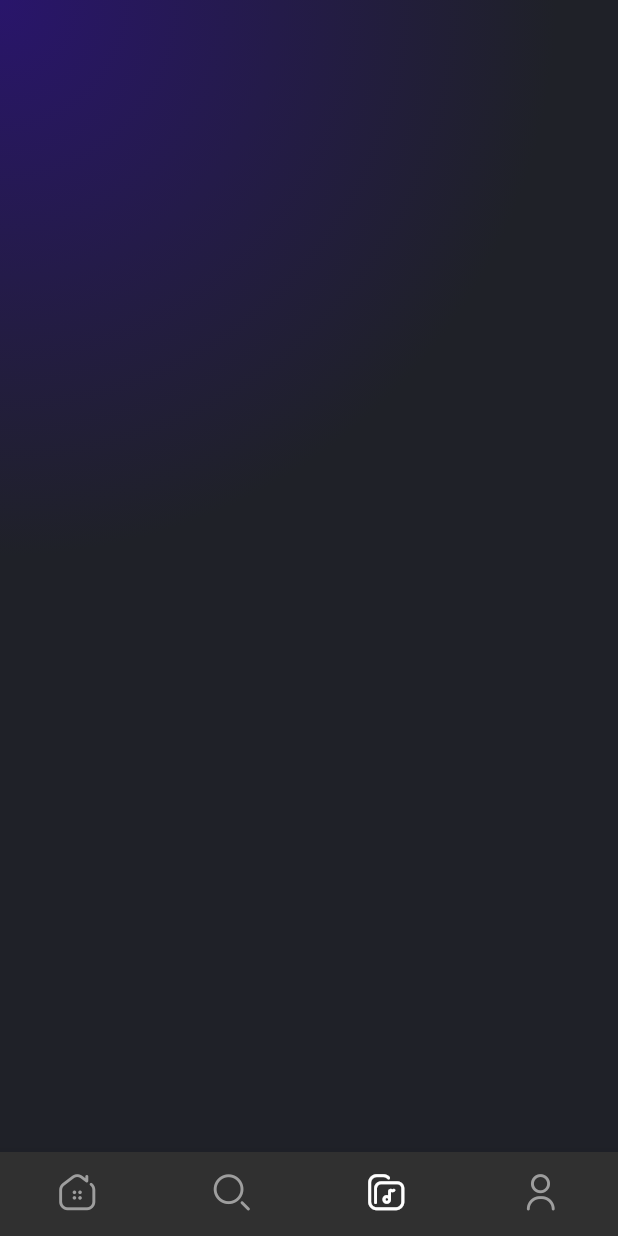
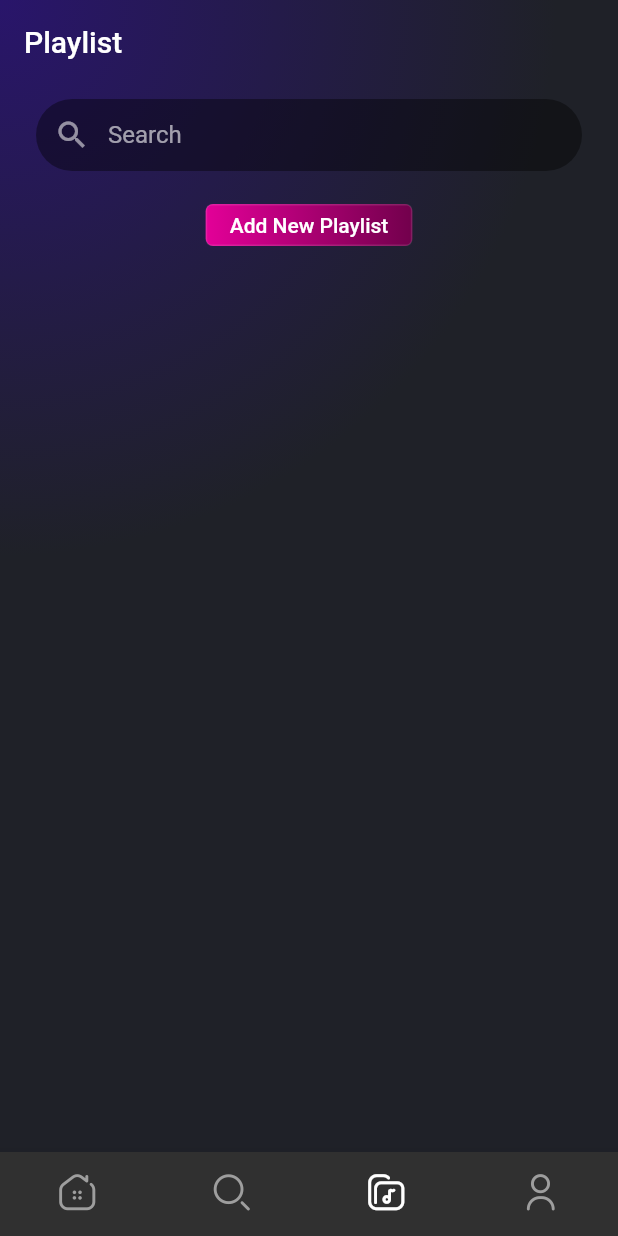
Before and after one commit to NavidAG/Flutter_music_player, a Flutter app: the screen it shows after launch, item 3 of the bottom bar chosen, on a phone screen of 412 x 824 dp. Run offline on Flutter 3.47's test engine with Material 2 defaults, Android fonts, the phone set to English and light mode, and no system bars; our stand-ins replace flutter_svg.

Commit message:
playlist page created

```diff
--- a/musicplayer/lib/screens/home.dart
+++ b/musicplayer/lib/screens/home.dart
@@ -1,6 +1,7 @@
 import 'package:flutter/material.dart';
 import 'package:musicplayer/screens/tabs/Search_tab.dart';
 import 'package:musicplayer/screens/tabs/explore_tab.dart';
+import 'package:musicplayer/screens/tabs/playlist_page.dart';
 import 'package:musicplayer/screens/tabs/profile_tab.dart';
 import 'package:musicplayer/socicon_icons.dart';
 
@@ -67,7 +68,7 @@ class _HomeState extends State<Home> {
   _body() {
     if (_currentIndex == 0) return ExploreTab();
     if (_currentIndex == 1) return SearchTab();
-    if (_currentIndex == 2) return Container();
+    if (_currentIndex == 2) return PlaylistPage();
     if (_currentIndex == 3) return ProfileTab();
   }
 }
--- /dev/null
+++ b/musicplayer/lib/screens/tabs/playlist_page.dart
@@ -0,0 +1,67 @@
+import 'package:flutter/material.dart';
+import 'package:musicplayer/widgets/magenta_button.dart';
+
+class PlaylistPage extends StatefulWidget {
+  const PlaylistPage({Key? key}) : super(key: key);
+
+  @override
+  _PlaylistPageState createState() => _PlaylistPageState();
+}
+
+class _PlaylistPageState extends State<PlaylistPage> {
+  @override
+  Widget build(BuildContext context) {
+    return Scaffold(
+      backgroundColor: Colors.transparent,
+      appBar: AppBar(
+        title: Text("Playlist"),
+        elevation: 0,
+        backgroundColor: Colors.transparent,
+      ),
+      body: Column(
+        children: [
+          Container(
+            padding: EdgeInsets.zero,
+            margin: EdgeInsets.fromLTRB(24, 10, 24, 10),
+            height: 50,
+            // width: 312,
+
+            child: TextField(
+              decoration: InputDecoration(
+                focusedBorder: OutlineInputBorder(
+                    borderSide: BorderSide(
+                      width: 0,
+                      color: Colors.transparent,
+                    ),
+                    borderRadius: BorderRadius.circular(40)),
+                enabledBorder: OutlineInputBorder(
+                  borderSide: BorderSide(
+                    width: 0,
+                    color: Colors.transparent,
+                  ),
+                  borderRadius: BorderRadius.circular(40),
+                ),
+                contentPadding: EdgeInsets.only(top: 0),
+                alignLabelWithHint: true,
+                fillColor: Colors.black.withOpacity(0.4),
+                filled: true,
+                hintText: "Search",
+                prefixIcon: Icon(
+                  Icons.search,
+                  color: Colors.white54,
+                ),
+                border: InputBorder.none,
+              ),
+            ),
+          ),
+          Container(
+            margin: EdgeInsets.all(10),
+            child: MagentaButton(
+              title: "Add New Playlist",
+            ),
+          )
+        ],
+      ),
+    );
+  }
+}
```
Also changed, not shown: musicplayer/lib/screens/tabs/profile_tab.dart (+8 -3 lines).
